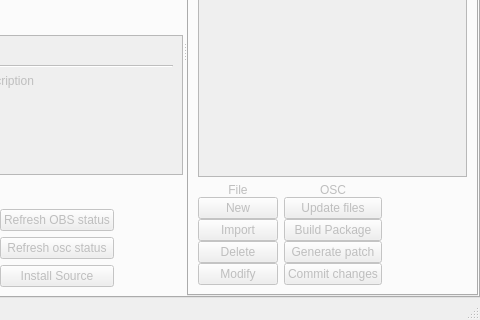
ronan22/obs-light, file src/ObsLightGui/ui/obsLightMain.ui: the form before one commit; both pictures show x 360 to 840 and y 240 to 560 of the 840 by 560 pixel window.
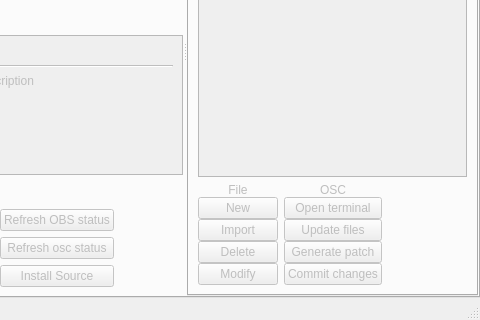
The form after the commit.

Commit message: - added button to open terminal in OSC directory

Patch:
```diff
--- a/src/ObsLightGui/ui/obsLightMain.ui
+++ b/src/ObsLightGui/ui/obsLightMain.ui
@@ -599,16 +599,6 @@
                 <property name="margin">
                  <number>0</number>
                 </property>
-                <item row="8" column="2">
-                 <widget class="QPushButton" name="buildPackageButton">
-                  <property name="enabled">
-                   <bool>false</bool>
-                  </property>
-                  <property name="text">
-                   <string>Build Package</string>
-                  </property>
-                 </widget>
-                </item>
                 <item row="9" column="2">
                  <widget class="QPushButton" name="generatePatchButton">
                   <property name="toolTip">
@@ -665,19 +655,6 @@
                   </property>
                  </widget>
                 </item>
-                <item row="6" column="2">
-                 <widget class="QPushButton" name="updateFilesButton">
-                  <property name="minimumSize">
-                   <size>
-                    <width>80</width>
-                    <height>0</height>
-                   </size>
-                  </property>
-                  <property name="text">
-                   <string>Update files</string>
-                  </property>
-                 </widget>
-                </item>
                 <item row="10" column="1">
                  <widget class="QPushButton" name="modifyFileButton">
                   <property name="enabled">
@@ -721,6 +698,26 @@
                   </property>
                  </spacer>
                 </item>
+                <item row="8" column="2">
+                 <widget class="QPushButton" name="updateFilesButton">
+                  <property name="minimumSize">
+                   <size>
+                    <width>80</width>
+                    <height>0</height>
+                   </size>
+                  </property>
+                  <property name="text">
+                   <string>Update files</string>
+                  </property>
+                 </widget>
+                </item>
+                <item row="6" column="2">
+                 <widget class="QPushButton" name="openTermButton">
+                  <property name="text">
+                   <string>Open terminal</string>
+                  </property>
+                 </widget>
+                </item>
                </layout>
               </widget>
              </item>
```
Left out of the diff: 4 changed lines with no effect on the pictures. The commit also changes 2 other files.
